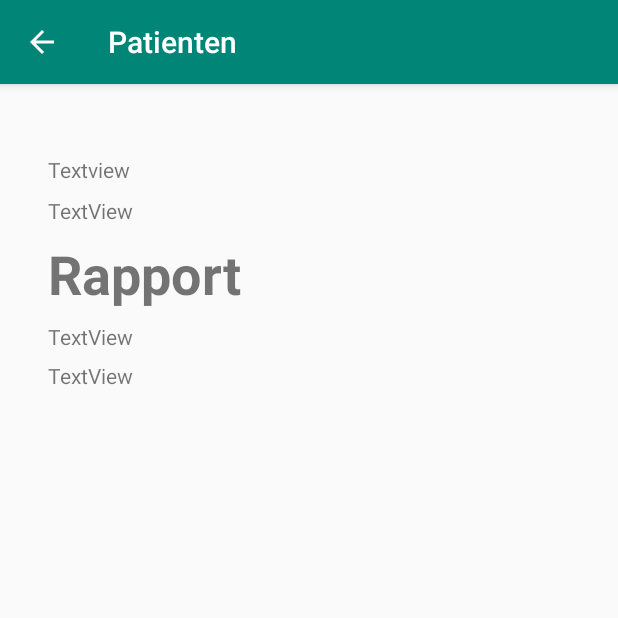
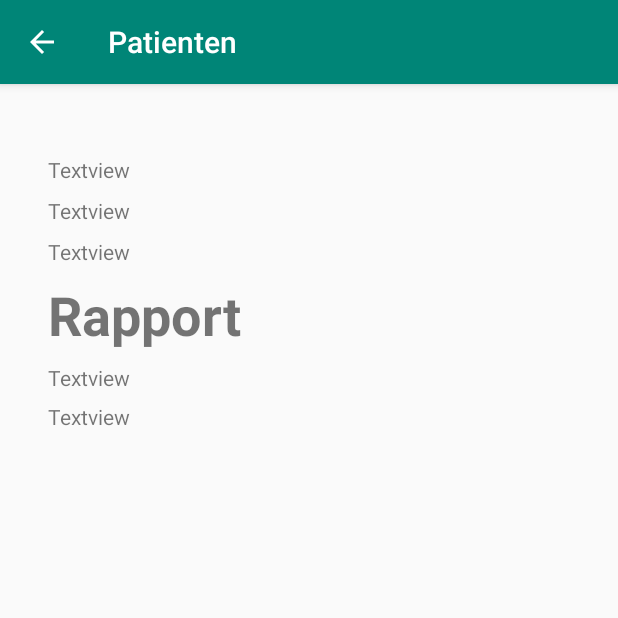
Before and after one commit to rick2909/Project-SS_B, an Android app: the PatientA screen opened directly, with no data from a screen before it, on a phone screen of 412 x 824 dp, the top half of it. Run offline under Robolectric (Android 15) with nearby library versions, the phone set to English and light mode, and no system bars; our stand-ins replace Volley; network calls fail.

```diff
--- a/app/src/main/res/layout/activity_patient.xml
+++ b/app/src/main/res/layout/activity_patient.xml
@@ -29,7 +29,7 @@
         android:layout_marginTop="8dp"
         android:layout_marginEnd="32dp"
         android:layout_marginBottom="8dp"
-        android:text="TextView"
+        android:text="@string/textview"
         app:layout_constraintBottom_toBottomOf="parent"
         app:layout_constraintEnd_toEndOf="parent"
         app:layout_constraintHorizontal_bias="0.0"
@@ -45,7 +45,7 @@
         android:layout_marginTop="8dp"
         android:layout_marginEnd="32dp"
         android:layout_marginBottom="8dp"
-        android:text="TextView"
+        android:text="@string/textview"
         app:layout_constraintBottom_toBottomOf="parent"
         app:layout_constraintEnd_toEndOf="parent"
         app:layout_constraintHorizontal_bias="0.0"
@@ -60,14 +60,14 @@
         android:layout_marginStart="32dp"
         android:layout_marginTop="8dp"
         android:layout_marginEnd="32dp"
-        android:text="Rapport"
+        android:text="@string/Rapport"
         android:textSize="36sp"
         android:textStyle="bold"
         app:layout_constraintBottom_toBottomOf="parent"
         app:layout_constraintEnd_toEndOf="parent"
         app:layout_constraintHorizontal_bias="0.0"
         app:layout_constraintStart_toStartOf="parent"
-        app:layout_constraintTop_toBottomOf="@+id/textView5"
+        app:layout_constraintTop_toBottomOf="@+id/geslacht"
         app:layout_constraintVertical_bias="0.0" />
 
     <TextView
@@ -77,9 +77,74 @@
         android:layout_marginStart="32dp"
         android:layout_marginTop="8dp"
         android:layout_marginEnd="32dp"
-        android:text="TextView"
+        android:text="@string/textview"
         app:layout_constraintEnd_toEndOf="parent"
         app:layout_constraintHorizontal_bias="0.0"
         app:layout_constraintStart_toStartOf="parent"
         app:layout_constraintTop_toBottomOf="@+id/textView" />
+
+    <TextView
+        android:id="@+id/geslacht"
+        android:layout_width="wrap_content"
+        android:layout_height="wrap_content"
+        android:layout_marginStart="32dp"
+        android:layout_marginTop="8dp"
+        android:layout_marginEnd="32dp"
+        android:text="@string/textview"
+        app:layout_constraintEnd_toEndOf="parent"
+        app:layout_constraintHorizontal_bias="0.0"
+        app:layout_constraintStart_toStartOf="parent"
+        app:layout_constraintTop_toBottomOf="@+id/textView5" />
+
+    <!--<TextView-->
+        <!--android:id="@+id/loactieHeader"-->
+        <!--android:layout_width="wrap_content"-->
+        <!--android:layout_height="wrap_content"-->
+        <!--android:layout_marginStart="32dp"-->
+        <!--android:layout_marginTop="8dp"-->
+        <!--android:text="@string/Locatie"-->
+        <!--android:textSize="36sp"-->
+        <!--app:layout_constraintEnd_toEndOf="parent"-->
+        <!--app:layout_constraintHorizontal_bias="0.0"-->
+        <!--app:layout_constraintStart_toStartOf="parent"-->
+        <!--app:layout_constraintTop_toBottomOf="@+id/geslacht" />-->
+
+    <!--<TextView-->
+        <!--android:id="@+id/plaats"-->
+        <!--android:layout_width="wrap_content"-->
+        <!--android:layout_height="wrap_content"-->
+        <!--android:layout_marginStart="32dp"-->
+        <!--android:layout_marginTop="8dp"-->
+        <!--android:layout_marginEnd="32dp"-->
+        <!--android:text="@string/textview"-->
+        <!--app:layout_constraintEnd_toEndOf="parent"-->
+        <!--app:layout_constraintHorizontal_bias="0.0"-->
+        <!--app:layout_constraintStart_toStartOf="parent"-->
+        <!--app:layout_constraintTop_toBottomOf="@+id/loactieHeader" />-->
+
+    <!--<TextView-->
+        <!--android:id="@+id/adres"-->
+        <!--android:layout_width="wrap_content"-->
+        <!--android:layout_height="wrap_content"-->
+        <!--android:layout_marginStart="32dp"-->
+        <!--android:layout_marginTop="8dp"-->
+        <!--android:layout_marginEnd="32dp"-->
+        <!--android:text="@string/textview"-->
+        <!--app:layout_constraintEnd_toEndOf="parent"-->
+        <!--app:layout_constraintHorizontal_bias="0.0"-->
+        <!--app:layout_constraintStart_toStartOf="parent"-->
+        <!--app:layout_constraintTop_toBottomOf="@+id/plaats" />-->
+
+    <!--<TextView-->
+        <!--android:id="@+id/postcode"-->
+        <!--android:layout_width="wrap_content"-->
+        <!--android:layout_height="wrap_content"-->
+        <!--android:layout_marginStart="32dp"-->
+        <!--android:layout_marginTop="8dp"-->
+        <!--android:layout_marginEnd="32dp"-->
+        <!--android:text="@string/textview"-->
+        <!--app:layout_constraintEnd_toEndOf="parent"-->
+        <!--app:layout_constraintHorizontal_bias="0.0"-->
+        <!--app:layout_constraintStart_toStartOf="parent"-->
+        <!--app:layout_constraintTop_toBottomOf="@+id/adres" />-->
 </android.support.constraint.ConstraintLayout>
--- a/app/src/main/res/values/strings.xml
+++ b/app/src/main/res/values/strings.xml
@@ -10,4 +10,6 @@
     <!--<string name="button">Button</string>-->
     <!--<string name="button">Button</string>-->
     <string name="menu">Menu</string>
+    <string name="Rapport">Rapport</string>
+    <string name="Locatie">Woont</string>
 </resources>
```
Also changed, not shown: app/src/main/java/com/example/project_ss_b/MainActivity.java (+9 -0 lines), app/src/main/java/com/example/project_ss_b/PatientA.java (+63 -11 lines).
